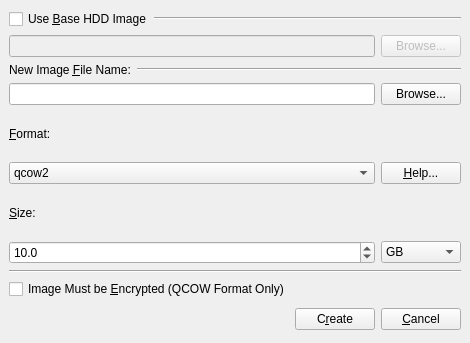
qunying/aqemu-old, file Create_HDD_Image_Window.ui: the form before one commit.
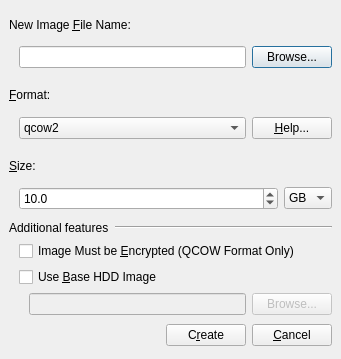
The form after the commit. Icons and pictures are not drawn.

```diff
--- a/Create_HDD_Image_Window.ui
+++ b/Create_HDD_Image_Window.ui
@@ -1,13 +1,13 @@
 <ui version="4.0" >
  <author>Andrey Rijov</author>
  <class>Create_HDD_Image_Window</class>
- <widget class="QDialog" name="Create_HDD_Image_Window" >
-  <property name="geometry" >
+ <widget class="QDialog" name="Create_HDD_Image_Window">
+  <property name="geometry">
    <rect>
     <x>0</x>
     <y>0</y>
-    <width>470</width>
-    <height>343</height>
+    <width>341</width>
+    <height>359</height>
    </rect>
   </property>
   <property name="windowTitle" >
@@ -17,62 +17,16 @@
    <iconset resource="images.qrc" >
     <normaloff>:/hdd.png</normaloff>:/hdd.png</iconset>
   </property>
-  <layout class="QGridLayout" name="gridLayout" >
-   <item row="0" column="0" colspan="2" >
-    <layout class="QHBoxLayout" name="horizontalLayout_2" >
-     <property name="spacing" >
-      <number>2</number>
-     </property>
+  <layout class="QVBoxLayout" name="verticalLayout_2">
      <item>
-      <widget class="QCheckBox" name="CH_Base_Image" >
-       <property name="sizePolicy" >
-        <sizepolicy vsizetype="Fixed" hsizetype="Maximum" >
+    <widget class="QLabel" name="Label_New_Image">
+     <property name="sizePolicy">
+      <sizepolicy hsizetype="Maximum" vsizetype="Preferred">
          <horstretch>0</horstretch>
          <verstretch>0</verstretch>
         </sizepolicy>
        </property>
-       <property name="text" >
-        <string>Use &amp;Base HDD Image</string>
-       </property>
-      </widget>
-     </item>
-     <item>
-      <widget class="Line" name="line" >
-       <property name="orientation" >
-        <enum>Qt::Horizontal</enum>
-       </property>
-      </widget>
-     </item>
-    </layout>
-   </item>
-   <item row="1" column="0" >
-    <widget class="QLineEdit" name="Edit_Base_Image_File_Name" >
-     <property name="enabled" >
-      <bool>false</bool>
-     </property>
-    </widget>
-   </item>
-   <item row="1" column="1" >
-    <widget class="QPushButton" name="Button_Browse_Base_Image" >
-     <property name="enabled" >
-      <bool>false</bool>
-     </property>
-     <property name="text" >
-      <string>Browse...</string>
-     </property>
-    </widget>
-   </item>
-   <item row="2" column="0" colspan="2" >
-    <layout class="QHBoxLayout" name="horizontalLayout_4" >
-     <item>
-      <widget class="QLabel" name="Label_New_Image" >
-       <property name="sizePolicy" >
-        <sizepolicy vsizetype="Preferred" hsizetype="Maximum" >
-         <horstretch>0</horstretch>
-         <verstretch>0</verstretch>
-        </sizepolicy>
-       </property>
-       <property name="text" >
+     <property name="text">
         <string>New Image &amp;File Name:</string>
        </property>
        <property name="buddy" >
@@ -81,27 +35,41 @@
       </widget>
      </item>
      <item>
-      <widget class="Line" name="line_2" >
-       <property name="orientation" >
-        <enum>Qt::Horizontal</enum>
-       </property>
-      </widget>
+    <layout class="QHBoxLayout" name="horizontalLayout_2">
+     <property name="leftMargin">
+      <number>10</number>
+     </property>
+     <item>
+      <widget class="QLineEdit" name="Edit_File_Name"/>
      </item>
-    </layout>
-   </item>
-   <item row="3" column="0" >
-    <widget class="QLineEdit" name="Edit_File_Name" />
-   </item>
-   <item row="3" column="1" >
-    <widget class="QPushButton" name="Button_Browse_New_Image" >
-     <property name="text" >
+     <item>
+      <widget class="QPushButton" name="Button_Browse_New_Image">
+       <property name="text">
       <string>Browse...</string>
      </property>
     </widget>
    </item>
-   <item row="4" column="0" >
-    <widget class="QLabel" name="Lebel_Format" >
-     <property name="text" >
+    </layout>
+   </item>
+   <item>
+    <spacer name="verticalSpacer">
+     <property name="orientation">
+      <enum>Qt::Vertical</enum>
+     </property>
+     <property name="sizeType">
+      <enum>QSizePolicy::Fixed</enum>
+     </property>
+     <property name="sizeHint" stdset="0">
+      <size>
+       <width>40</width>
+       <height>5</height>
+      </size>
+     </property>
+    </spacer>
+   </item>
+   <item>
+    <widget class="QLabel" name="Lebel_Format">
+     <property name="text">
       <string>&amp;Format:</string>
      </property>
      <property name="buddy" >
@@ -109,10 +77,15 @@
      </property>
     </widget>
    </item>
-   <item row="5" column="0" >
-    <widget class="QComboBox" name="CB_Format" >
-     <property name="sizePolicy" >
-      <sizepolicy vsizetype="Fixed" hsizetype="Expanding" >
+   <item>
+    <layout class="QHBoxLayout" name="horizontalLayout_4">
+     <property name="leftMargin">
+      <number>10</number>
+     </property>
+     <item>
+      <widget class="QComboBox" name="CB_Format">
+       <property name="sizePolicy">
+        <sizepolicy hsizetype="Expanding" vsizetype="Fixed">
        <horstretch>0</horstretch>
        <verstretch>0</verstretch>
       </sizepolicy>
@@ -152,16 +125,34 @@
      </item>
     </widget>
    </item>
-   <item row="5" column="1" >
-    <widget class="QPushButton" name="Button_Format_Help" >
-     <property name="text" >
+     <item>
+      <widget class="QPushButton" name="Button_Format_Help">
+       <property name="text">
       <string>&amp;Help...</string>
      </property>
     </widget>
    </item>
-   <item row="6" column="0" >
-    <widget class="QLabel" name="Label_Size" >
-     <property name="text" >
+    </layout>
+   </item>
+   <item>
+    <spacer name="verticalSpacer_2">
+     <property name="orientation">
+      <enum>Qt::Vertical</enum>
+     </property>
+     <property name="sizeType">
+      <enum>QSizePolicy::Fixed</enum>
+     </property>
+     <property name="sizeHint" stdset="0">
+      <size>
+       <width>40</width>
+       <height>5</height>
+      </size>
+     </property>
+    </spacer>
+   </item>
+   <item>
+    <widget class="QLabel" name="Label_Size">
+     <property name="text">
       <string>&amp;Size:</string>
      </property>
      <property name="buddy" >
@@ -169,9 +160,14 @@
      </property>
     </widget>
    </item>
-   <item row="7" column="0" >
-    <widget class="QDoubleSpinBox" name="SB_Size" >
-     <property name="decimals" >
+   <item>
+    <layout class="QHBoxLayout" name="horizontalLayout_5">
+     <property name="leftMargin">
+      <number>10</number>
+     </property>
+     <item>
+      <widget class="QDoubleSpinBox" name="SB_Size">
+       <property name="decimals">
       <number>1</number>
      </property>
      <property name="minimum" >
@@ -188,10 +184,10 @@
      </property>
     </widget>
    </item>
-   <item row="7" column="1" >
-    <widget class="QComboBox" name="CB_Suffix" >
-     <property name="sizePolicy" >
-      <sizepolicy vsizetype="Fixed" hsizetype="Preferred" >
+     <item>
+      <widget class="QComboBox" name="CB_Suffix">
+       <property name="sizePolicy">
+        <sizepolicy hsizetype="Maximum" vsizetype="Fixed">
        <horstretch>0</horstretch>
        <verstretch>0</verstretch>
       </sizepolicy>
@@ -216,23 +212,102 @@
      </item>
     </widget>
    </item>
-   <item row="8" column="0" colspan="2" >
-    <widget class="Line" name="line_3" >
-     <property name="orientation" >
+    </layout>
+   </item>
+   <item>
+    <spacer name="verticalSpacer_3">
+     <property name="orientation">
+      <enum>Qt::Vertical</enum>
+     </property>
+     <property name="sizeType">
+      <enum>QSizePolicy::Fixed</enum>
+     </property>
+     <property name="sizeHint" stdset="0">
+      <size>
+       <width>40</width>
+       <height>5</height>
+      </size>
+     </property>
+    </spacer>
+   </item>
+   <item>
+    <layout class="QHBoxLayout" name="horizontalLayout_6">
+     <item>
+      <widget class="QLabel" name="Label_Options">
+       <property name="sizePolicy">
+        <sizepolicy hsizetype="Maximum" vsizetype="Preferred">
+         <horstretch>0</horstretch>
+         <verstretch>0</verstretch>
+        </sizepolicy>
+       </property>
+       <property name="text">
+        <string>Additional features</string>
+       </property>
+      </widget>
+     </item>
+     <item>
+      <widget class="Line" name="line_3">
+       <property name="orientation">
       <enum>Qt::Horizontal</enum>
      </property>
     </widget>
    </item>
-   <item row="9" column="0" colspan="2" >
-    <widget class="QCheckBox" name="CH_Encrypted" >
-     <property name="text" >
+    </layout>
+   </item>
+   <item>
+    <layout class="QVBoxLayout" name="verticalLayout">
+     <property name="leftMargin">
+      <number>10</number>
+     </property>
+     <item>
+      <widget class="QCheckBox" name="CH_Encrypted">
+       <property name="text">
       <string>Image Must be &amp;Encrypted (QCOW Format Only)</string>
      </property>
     </widget>
    </item>
-   <item row="10" column="0" colspan="2" >
-    <layout class="QHBoxLayout" name="horizontalLayout" >
-     <property name="spacing" >
+     <item>
+      <widget class="QCheckBox" name="CH_Base_Image">
+       <property name="sizePolicy">
+        <sizepolicy hsizetype="Maximum" vsizetype="Fixed">
+         <horstretch>0</horstretch>
+         <verstretch>0</verstretch>
+        </sizepolicy>
+       </property>
+       <property name="text">
+        <string>Use &amp;Base HDD Image</string>
+       </property>
+      </widget>
+     </item>
+     <item>
+      <layout class="QHBoxLayout" name="horizontalLayout_3">
+       <property name="leftMargin">
+        <number>10</number>
+       </property>
+       <item>
+        <widget class="QLineEdit" name="Edit_Base_Image_File_Name">
+         <property name="enabled">
+          <bool>false</bool>
+         </property>
+        </widget>
+       </item>
+       <item>
+        <widget class="QPushButton" name="Button_Browse_Base_Image">
+         <property name="enabled">
+          <bool>false</bool>
+         </property>
+         <property name="text">
+          <string>Browse...</string>
+         </property>
+        </widget>
+       </item>
+      </layout>
+     </item>
+    </layout>
+   </item>
+   <item>
+    <layout class="QHBoxLayout" name="horizontalLayout">
+     <property name="spacing">
       <number>6</number>
      </property>
      <item>
@@ -274,7 +349,7 @@
    </item>
   </layout>
  </widget>
- <layoutdefault spacing="6" margin="9" />
+ <layoutdefault spacing="6" margin="9"/>
  <tabstops>
   <tabstop>CH_Base_Image</tabstop>
   <tabstop>Edit_Base_Image_File_Name</tabstop>
```
Left out of the diff: 85 changed lines with no effect on the pictures. Lines whose indentation alone changed are shown as unchanged.
